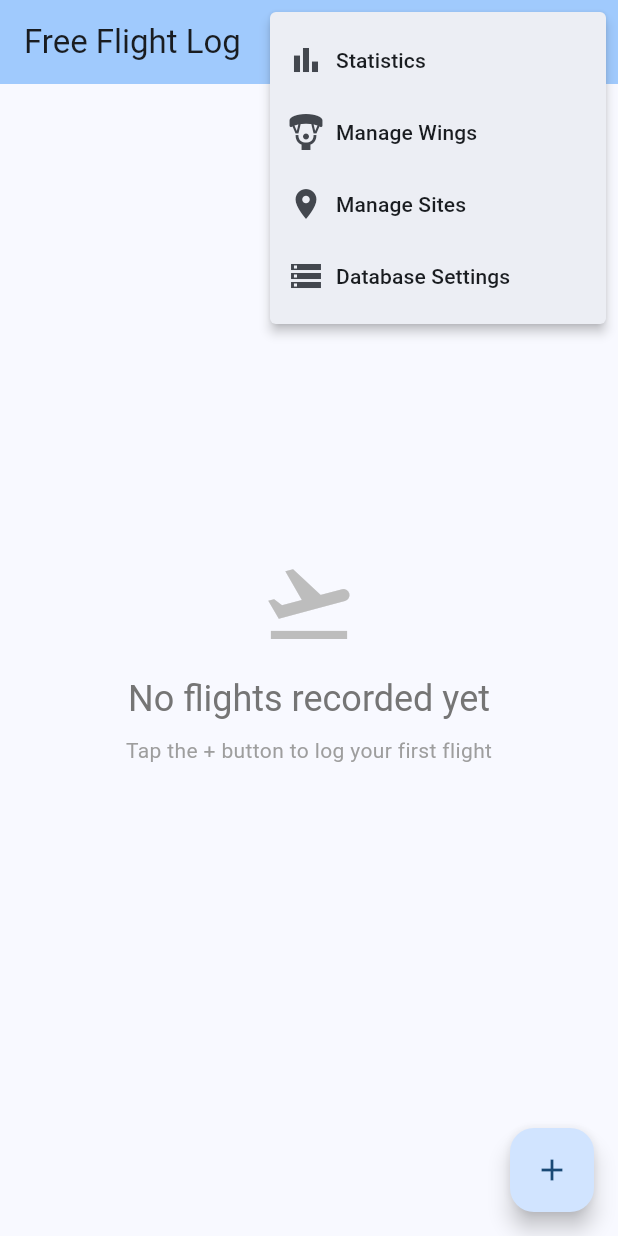
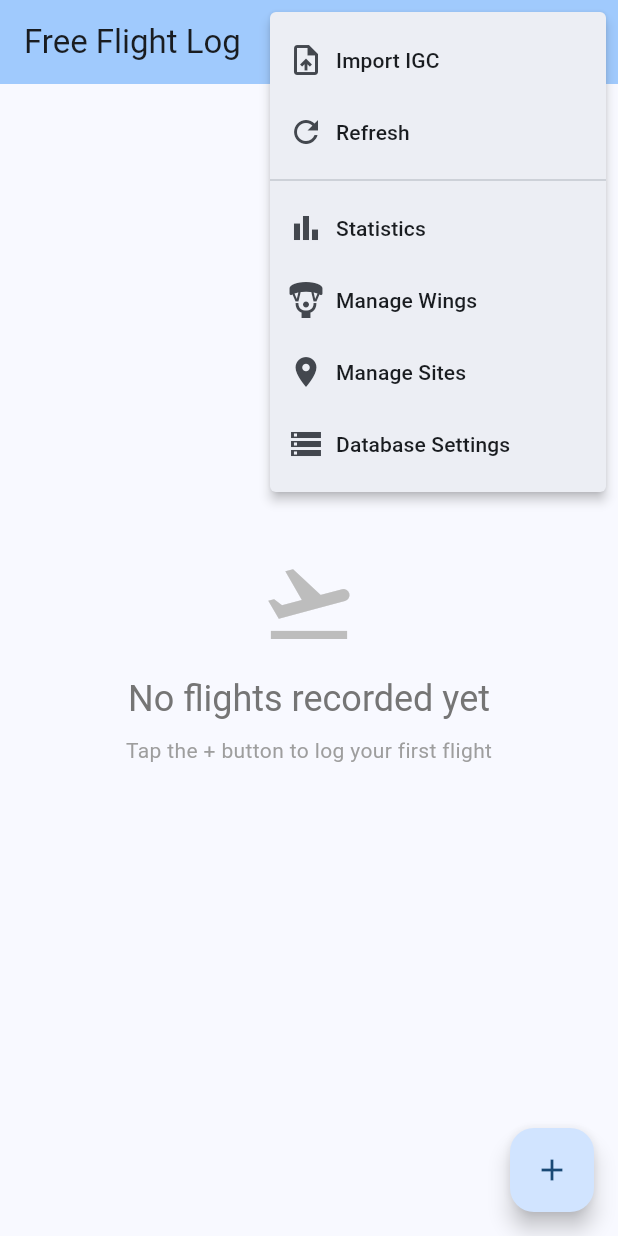
Before and after one commit to Kevin-McIsaac/the_paragliding_app, a Flutter app: the screen it shows after launch, after a tap on the "more vert" icon, on a phone screen of 412 x 824 dp. Run offline on Flutter 3.47's test engine with Material 3 defaults, Android fonts, the phone set to English and light mode, and no system bars; our stand-ins replace file_picker, flutter_map, latlong2, shared_preferences, sqflite, sqflite_common_ffi and 1 more; accounts and stored records are empty.

Commit message:
Reorganise main screen menu

```diff
--- a/free_flight_log_app/lib/presentation/screens/flight_list_screen.dart
+++ b/free_flight_log_app/lib/presentation/screens/flight_list_screen.dart
@@ -263,10 +263,9 @@ class _FlightListScreenState extends State<FlightListScreen> {
                 ),
             ]
           : [
-              IconButton(
-                icon: const Icon(Icons.upload_file),
-                tooltip: 'Import IGC',
-                onPressed: () async {
+              PopupMenuButton<String>(
+                onSelected: (value) async {
+                  if (value == 'import') {
                     final result = await Navigator.of(context).push<bool>(
                       MaterialPageRoute(
                         builder: (context) => const IgcImportScreen(),
@@ -276,20 +275,12 @@ class _FlightListScreenState extends State<FlightListScreen> {
                     if (result == true) {
                       _loadFlights();
                     }
-                },
-              ),
-              IconButton(
-                icon: const Icon(Icons.refresh),
-                onPressed: () {
+                  } else if (value == 'refresh') {
                     setState(() {
                       _isLoading = true;
                     });
                     _loadFlights();
-                },
-              ),
-              PopupMenuButton<String>(
-                onSelected: (value) {
-                  if (value == 'select') {
+                  } else if (value == 'select') {
                     _toggleSelectionMode();
                   } else if (value == 'wings') {
                     Navigator.of(context).push(
@@ -318,6 +309,27 @@ class _FlightListScreenState extends State<FlightListScreen> {
                   }
                 },
                 itemBuilder: (context) => [
+                  const PopupMenuItem(
+                    value: 'import',
+                    child: Row(
+                      children: [
+                        Icon(Icons.upload_file),
+                        SizedBox(width: 8),
+                        Text('Import IGC'),
+                      ],
+                    ),
+                  ),
+                  const PopupMenuItem(
+                    value: 'refresh',
+                    child: Row(
+                      children: [
+                        Icon(Icons.refresh),
+                        SizedBox(width: 8),
+                        Text('Refresh'),
+                      ],
+                    ),
+                  ),
+                  const PopupMenuDivider(),
                   const PopupMenuItem(
                     value: 'statistics',
                     child: Row(
```
Also changed, not shown: 1 other file. Lines whose indentation alone changed are shown as unchanged.
